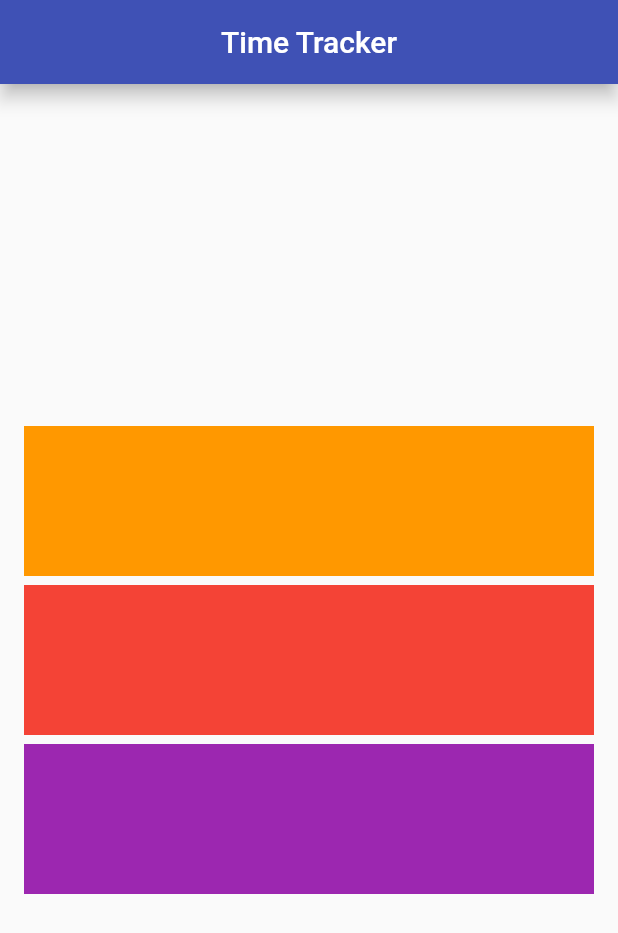
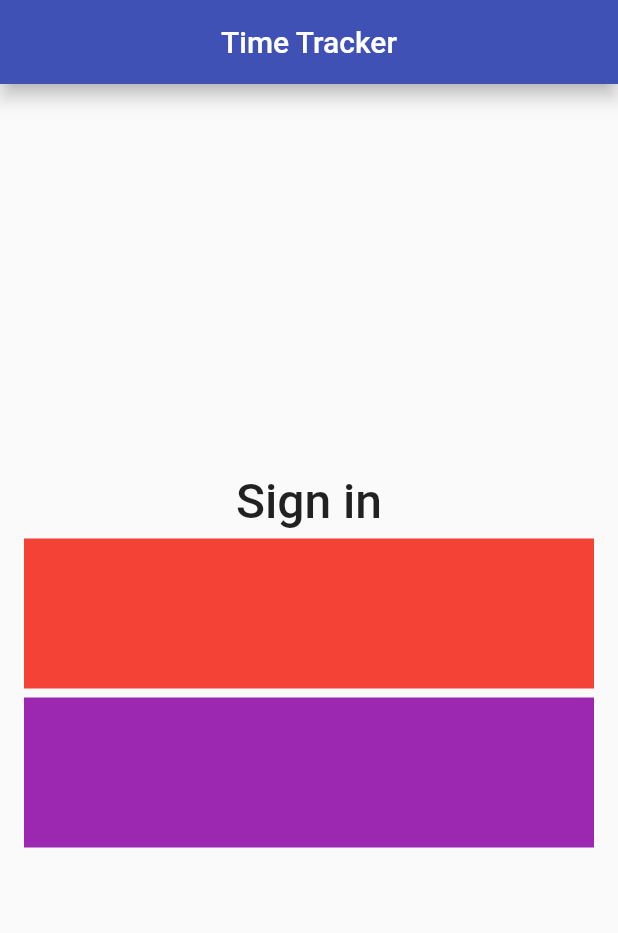
Before and after one commit to COAB1/tracking_time, a Flutter app: the screen it shows after launch, on a phone screen of 412 x 824 dp. Shown: the top 933 px of the screen. Run offline on Flutter 3.47's test engine with Material 2 defaults, Android fonts, the phone set to English and light mode, and no system bars.

Commit message:
Add some text style

```diff
--- a/lib/app/sign_in/sign_in_page.dart
+++ b/lib/app/sign_in/sign_in_page.dart
@@ -20,19 +20,23 @@ class SignInPage extends StatelessWidget {
         mainAxisAlignment: MainAxisAlignment.center,
         crossAxisAlignment: CrossAxisAlignment.stretch,
         children: <Widget>[
-          Container(
-              color: Colors.orange,
-              child: SizedBox(
-                height: 100.0,
+          Text('Sign in',
+              textAlign: TextAlign.center,
+              style: TextStyle(
+                fontSize: 32.0,
+                fontWeight: FontWeight.w500,
               )),
-              SizedBox(height: 6.0,),
+          SizedBox(
+            height: 6.0,
+          ),
           Container(
               color: Colors.red,
               child: SizedBox(
                 height: 100.0,
               )),
-              SizedBox(height: 6.0,),
-
+          SizedBox(
+            height: 6.0,
+          ),
           Container(
               color: Colors.purple,
               child: SizedBox(
```
